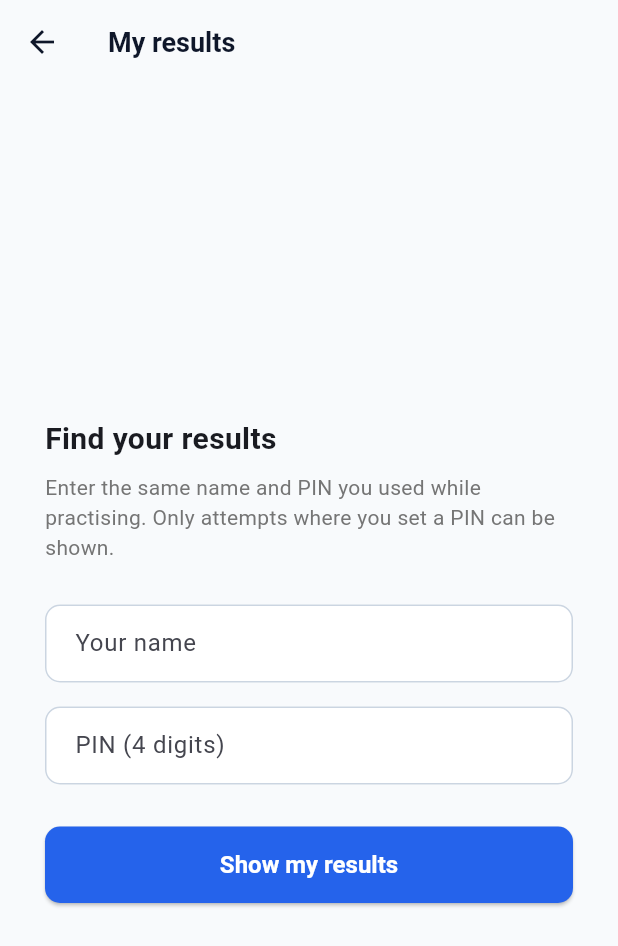
After one commit to iwozere/e-dictation, a Flutter app: the screen it shows after launch, after a tap on "Student? See your results", on a phone screen of 412 x 824 dp. The commit adds this screen. Shown: the top 946 px of the screen. Run offline on Flutter 3.47's test engine with Material 3 defaults, Android fonts, the phone set to English and light mode, and no system bars; our stand-ins replace flutter_riverpod, go_router, image_picker, just_audio, shared_preferences, supabase_flutter; accounts and stored records are empty; statements that could not run were skipped.

Commit message:
Student history and teacher dashboard

```diff
--- a/lib/core/router/app_router.dart
+++ b/lib/core/router/app_router.dart
@@ -13,6 +13,8 @@ import '../../features/dictations/presentation/screens/edit_dictation_screen.dar
 import '../../features/dictations/presentation/screens/dictation_detail_screen.dart';
 import '../../features/dictations/presentation/screens/teacher_dashboard_screen.dart';
 import '../../features/attempts/presentation/screens/results_screen.dart';
+import '../../features/attempts/presentation/screens/results_overview_screen.dart';
+import '../../features/attempts/presentation/screens/student_history_screen.dart';
 import '../../features/player/presentation/screens/player_screen.dart';
 import '../../shared/widgets/teacher_shell.dart';
 
@@ -28,6 +30,12 @@ abstract final class AppRoute {
   static const dictationDetail = '/teacher/dictations/:id';
   static const classes = '/teacher/classes';
   static const createClass = '/teacher/classes/new';
+
+  /// Teacher-wide results overview across all dictations.
+  static const resultsOverview = '/teacher/results';
+
+  /// Public student history — review own past attempts via name + PIN.
+  static const studentHistory = '/history';
 
   /// Public player route — opened by students via share link.
   static const playerByCode = '/d/:code';
@@ -83,6 +91,7 @@ final appRouterProvider = Provider<GoRouter>((ref) {
       if (isLoading) return null;
 
       final isPublicRoute = path.startsWith('/d/') ||
+          path == AppRoute.studentHistory ||
           path == AppRoute.signIn ||
           path == AppRoute.signUp;
 
@@ -119,6 +128,14 @@ final appRouterProvider = Provider<GoRouter>((ref) {
           final code = state.pathParameters['code']!;
           return PlayerScreen(shareCode: code);
         },
+      ),
+
+      // ------------------------------------------------------------------
+      // Public student history (review own attempts via name + PIN)
+      // ------------------------------------------------------------------
+      GoRoute(
+        path: AppRoute.studentHistory,
+        builder: (_, _) => const StudentHistoryScreen(),
       ),
 
       // ------------------------------------------------------------------
@@ -173,6 +190,12 @@ final appRouterProvider = Provider<GoRouter>((ref) {
             ],
           ),
 
+          // ---- Results overview (no own tab; reached from dashboard) ----
+          GoRoute(
+            path: AppRoute.resultsOverview,
+            builder: (_, _) => const ResultsOverviewScreen(),
+          ),
+
           // ---- Classes tab ----
           GoRoute(
             path: AppRoute.classes,
--- a/lib/features/attempts/data/attempts_repository.dart
+++ b/lib/features/attempts/data/attempts_repository.dart
@@ -74,4 +74,56 @@ class AttemptsRepository {
       return (null, AttemptLoadFailed());
     }
   }
+
+  /// Fetches every attempt across all dictations owned by [ownerId], newest
+  /// first, with the dictation title embedded.
+  ///
+  /// RLS ("attempts: dictation owner read") restricts the result to the
+  /// teacher's own dictations; the `!inner` join additionally drops any
+  /// orphaned rows. Powers the teacher-wide results overview.
+  Future<(List<Attempt>?, AttemptFailure?)> listAllAttempts(
+      String ownerId) async {
+    try {
+      final rows = await _client
+          .from('attempts')
+          .select('*, dictations!inner(id, title, owner_id)')
+          .eq('dictations.owner_id', ownerId)
+          .order('completed_at', ascending: false) as List<dynamic>;
+
+      final attempts = rows
+          .map((r) => Attempt.fromJson(r as Map<String, dynamic>))
+          .toList();
+      return (attempts, null);
+    } catch (e) {
+      _log.severe('Failed to list all attempts for owner $ownerId', e);
+      return (null, AttemptLoadFailed());
+    }
+  }
+
+  /// Fetches a student's own attempt history by [studentName] + [pinHash].
+  ///
+  /// Calls the `get_student_attempts` SECURITY DEFINER RPC, which matches on
+  /// name + PIN hash and returns each attempt with its dictation title and
+  /// sentences. This is the only reliable lookup for anonymous students,
+  /// whose `auth.uid()` is not stable across sessions/devices.
+  Future<(List<Attempt>?, AttemptFailure?)> listStudentAttempts({
+    required String studentName,
+    required String pinHash,
+  }) async {
+    try {
+      final result = await _client.rpc(
+        'get_student_attempts',
+        params: {'p_name': studentName, 'p_pin_hash': pinHash},
+      );
+
+      final rows = (result as List<dynamic>?) ?? const [];
+      final attempts = rows
+          .map((r) => Attempt.fromJson(r as Map<String, dynamic>))
+          .toList();
+      return (attempts, null);
+    } catch (e) {
+      _log.severe('Failed to load history for student $studentName', e);
+      return (null, AttemptLoadFailed());
+    }
+  }
 }
--- a/lib/features/attempts/presentation/providers/attempts_provider.dart
+++ b/lib/features/attempts/presentation/providers/attempts_provider.dart
@@ -1,6 +1,7 @@
 import 'package:flutter_riverpod/flutter_riverpod.dart';
 
 import '../../../../shared/providers/supabase_provider.dart';
+import '../../../auth/presentation/providers/auth_provider.dart';
 import '../../data/attempts_repository.dart';
 import '../../domain/attempt.dart';
 
@@ -20,3 +21,34 @@ final dictationAttemptsProvider =
   if (failure != null) throw failure;
   return attempts ?? [];
 });
+
+/// Fetches every attempt across all of the current teacher's dictations
+/// (teacher-wide overview). Empty when not signed in.
+final allAttemptsProvider =
+    FutureProvider.autoDispose<List<Attempt>>((ref) async {
+  final user = ref.watch(currentUserProvider);
+  if (user == null) return [];
+
+  final (attempts, failure) =
+      await ref.read(attemptsRepositoryProvider).listAllAttempts(user.id);
+
+  if (failure != null) throw failure;
+  return attempts ?? [];
+});
+
+/// Argument bundle for [studentAttemptsProvider]; record equality lets
+/// Riverpod cache per (name, pinHash) pair.
+typedef StudentHistoryQuery = ({String name, String pinHash});
+
+/// Fetches a student's own attempt history by name + PIN hash.
+final studentAttemptsProvider = FutureProvider.autoDispose
+    .family<List<Attempt>, StudentHistoryQuery>((ref, query) async {
+  final (attempts, failure) =
+      await ref.read(attemptsRepositoryProvider).listStudentAttempts(
+            studentName: query.name,
+            pinHash: query.pinHash,
+          );
+
+  if (failure != null) throw failure;
+  return attempts ?? [];
+});
--- /dev/null
+++ b/lib/features/attempts/presentation/screens/student_history_screen.dart
@@ -0,0 +1,264 @@
+import 'package:flutter/material.dart';
+import 'package:flutter/services.dart';
+import 'package:flutter_riverpod/flutter_riverpod.dart';
+import 'package:intl/intl.dart';
+import 'package:shared_preferences/shared_preferences.dart';
+
+import '../../../../core/theme/app_theme.dart';
+import '../../../../core/utils/pin_hash.dart';
+import '../../../../shared/widgets/empty_state.dart';
+import '../../../../shared/widgets/error_view.dart';
+import '../../domain/attempt.dart';
+import '../providers/attempts_provider.dart';
+import '../widgets/attempt_breakdown.dart';
+
+/// Lets a student review their own past attempts by identifying with the
+/// name + PIN they used while practising. Because students play
+/// anonymously (no stable auth UID), name + PIN is the only durable key —
+/// only students who set a PIN can retrieve their history.
+class StudentHistoryScreen extends ConsumerStatefulWidget {
+  const StudentHistoryScreen({super.key});
+
+  @override
+  ConsumerState<StudentHistoryScreen> createState() =>
+      _StudentHistoryScreenState();
+}
+
+class _StudentHistoryScreenState extends ConsumerState<StudentHistoryScreen> {
+  StudentHistoryQuery? _query;
+
+  @override
+  void initState() {
+    super.initState();
+    _tryPrefillFromPrefs();
+  }
+
+  /// If this device already practised with a name + PIN, load history
+  /// straight away without re-prompting.
+  Future<void> _tryPrefillFromPrefs() async {
+    final prefs = await SharedPreferences.getInstance();
+    final name = prefs.getString('student_name');
+    final pinHash = prefs.getString('student_pin_hash');
+    if (!mounted) return;
+    if (name != null && name.isNotEmpty && pinHash != null) {
+      setState(() => _query = (name: name, pinHash: pinHash));
+    }
+  }
+
+  @override
+  Widget build(BuildContext context) {
+    return Scaffold(
+      appBar: AppBar(
+        title: const Text('My results'),
+        actions: [
+          if (_query != null)
+            IconButton(
+              icon: const Icon(Icons.person_outline),
+              tooltip: 'Use a different name',
+              onPressed: () => setState(() => _query = null),
+            ),
+        ],
+      ),
+      body: _query == null
+          ? _IdentityForm(onSubmit: (q) => setState(() => _query = q))
+          : _HistoryList(query: _query!),
+    );
+  }
+}
+
+// ---------------------------------------------------------------------------
+// Identity form
+// ---------------------------------------------------------------------------
+
+class _IdentityForm extends StatefulWidget {
+  const _IdentityForm({required this.onSubmit});
+  final void Function(StudentHistoryQuery query) onSubmit;
+
+  @override
+  State<_IdentityForm> createState() => _IdentityFormState();
+}
+
+class _IdentityFormState extends State<_IdentityForm> {
+  final _nameCtrl = TextEditingController();
+  final _pinCtrl = TextEditingController();
+  String? _error;
+
+  @override
+  void dispose() {
+    _nameCtrl.dispose();
+    _pinCtrl.dispose();
+    super.dispose();
+  }
+
+  void _submit() {
+    final name = _nameCtrl.text.trim();
+    final pin = _pinCtrl.text.trim();
+    if (name.isEmpty || pin.length < 4) {
+      setState(() => _error = 'Enter your name and 4-digit PIN.');
+      return;
+    }
+    widget.onSubmit((name: name, pinHash: hashPin(pin)));
+  }
+
+  @override
+  Widget build(BuildContext context) {
+    return Center(
+      child: ConstrainedBox(
+        constraints: const BoxConstraints(maxWidth: 400),
+        child: Padding(
+          padding: const EdgeInsets.all(24),
+          child: Column(
+            mainAxisSize: MainAxisSize.min,
+            crossAxisAlignment: CrossAxisAlignment.stretch,
+            children: [
+              const Text(
+                'Find your results',
+                style: TextStyle(fontSize: 20, fontWeight: FontWeight.w700),
+              ),
+              const SizedBox(height: 8),
+              Text(
+                'Enter the same name and PIN you used while practising. '
+                'Only attempts where you set a PIN can be shown.',
+                style: TextStyle(color: Colors.grey[600], fontSize: 14),
+              ),
+              const SizedBox(height: 28),
+              TextField(
+                controller: _nameCtrl,
+                decoration: const InputDecoration(
+                  labelText: 'Your name',
+                  border: OutlineInputBorder(),
+                ),
+                textCapitalization: TextCapitalization.words,
+                textInputAction: TextInputAction.next,
+              ),
+              const SizedBox(height: 16),
+              TextField(
+                controller: _pinCtrl,
+                decoration: const InputDecoration(
+                  labelText: 'PIN (4 digits)',
+                  border: OutlineInputBorder(),
+                  counterText: '',
+                ),
+                keyboardType: TextInputType.number,
+                inputFormatters: [FilteringTextInputFormatter.digitsOnly],
+                maxLength: 4,
+                obscureText: true,
+                textInputAction: TextInputAction.done,
+                onSubmitted: (_) => _submit(),
+              ),
+              if (_error != null) ...[
+                const SizedBox(height: 12),
+                Text(_error!,
+                    style: const TextStyle(color: AppColors.error, fontSize: 13)),
+              ],
+              const SizedBox(height: 28),
+              ElevatedButton(
+                onPressed: _submit,
+                style: ElevatedButton.styleFrom(
+                  padding: const EdgeInsets.symmetric(vertical: 16),
+                  minimumSize: const Size(double.infinity, 50),
+                ),
+                child: const Text('Show my results',
+                    style: TextStyle(fontSize: 16)),
+              ),
+            ],
+          ),
+        ),
+      ),
+    );
+  }
+}
+
+// ---------------------------------------------------------------------------
+// History list
+// ---------------------------------------------------------------------------
+
+class _HistoryList extends ConsumerWidget {
+  const _HistoryList({required this.query});
+  final StudentHistoryQuery query;
+
+  @override
+  Widget build(BuildContext context, WidgetRef ref) {
+    final attemptsAsync = ref.watch(studentAttemptsProvider(query));
+
+    return attemptsAsync.when(
+      loading: () => const Center(child: CircularProgressIndicator()),
+      error: (e, _) => ErrorView(
+        message: 'Could not load your results.',
+        onRetry: () => ref.invalidate(studentAttemptsProvider(query)),
+      ),
+      data: (attempts) {
+        if (attempts.isEmpty) {
+          return const EmptyState(
+            icon: Icons.history,
+            title: 'No results found',
+            subtitle: 'We could not find attempts for that name and PIN. '
+                'Check the spelling and PIN, then try again.',
+          );
+        }
+        return RefreshIndicator(
+          onRefresh: () async =>
+              ref.invalidate(studentAttemptsProvider(query)),
+          child: ListView.builder(
+            padding: const EdgeInsets.all(16),
+            itemCount: attempts.length,
+            itemBuilder: (_, i) => _HistoryTile(attempt: attempts[i]),
+          ),
+        );
+      },
+    );
+  }
+}
+
+class _HistoryTile extends StatelessWidget {
+  const _HistoryTile({required this.attempt});
+  final Attempt attempt;
+
+  @override
+  Widget build(BuildContext context) {
+    final color = _scoreColor(attempt.scoreCorrect, attempt.scoreTotal);
+    final date =
+        DateFormat('d MMM yyyy · HH:mm').format(attempt.completedAt.toLocal());
+
+    return Card(
+      margin: const EdgeInsets.only(bottom: 10),
+      child: ExpansionTile(
+        leading: CircleAvatar(
+          backgroundColor: color.withValues(alpha: 0.12),
+          child: Text(
+            '${attempt.scoreCorrect}/${attempt.scoreTotal}',
+            style: TextStyle(
+                fontSize: 11, fontWeight: FontWeight.w700, color: color),
+          ),
+        ),
+        title: Text(
+          attempt.dictationTitle ?? 'Dictation',
+          style: const TextStyle(fontWeight: FontWeight.w600),
+          maxLines: 1,
+          overflow: TextOverflow.ellipsis,
+        ),
+        subtitle: Text(date,
+            style: TextStyle(fontSize: 12, color: Colors.grey[600])),
+        children: [
+          const Divider(height: 1),
+          if (attempt.sentences.isEmpty)
+            const Padding(
+              padding: EdgeInsets.all(16),
+              child: Text('Sentence details are not available.',
+                  style: TextStyle(color: Colors.grey)),
+            )
+          else
+            AttemptBreakdown(attempt: attempt, sentences: attempt.sentences),
+        ],
+      ),
+    );
+  }
+}
+
+Color _scoreColor(int correct, int total) {
+  if (total == 0) return Colors.grey;
+  final ratio = correct / total;
+  if (ratio == 1.0) return AppColors.success;
+  if (ratio >= 0.6) return AppColors.warning;
+  return AppColors.error;
+}
--- a/lib/features/auth/presentation/screens/sign_in_screen.dart
+++ b/lib/features/auth/presentation/screens/sign_in_screen.dart
@@ -174,6 +174,15 @@ class _SignInScreenState extends ConsumerState<SignInScreen> {
                           ),
                         ],
                       ),
+                      const Divider(height: 32),
+                      Center(
+                        child: TextButton.icon(
+                          onPressed: () =>
+                              context.push(AppRoute.studentHistory),
+                          icon: const Icon(Icons.history, size: 18),
+                          label: const Text('Student? See your results'),
+                        ),
+                      ),
                     ],
                   ),
                 ),
--- a/lib/features/dictations/presentation/screens/teacher_dashboard_screen.dart
+++ b/lib/features/dictations/presentation/screens/teacher_dashboard_screen.dart
@@ -57,6 +57,11 @@ class _TeacherDashboardScreenState extends ConsumerState<TeacherDashboardScreen>
       appBar: AppBar(
         title: const Text('My Dictations'),
         actions: [
+          IconButton(
+            icon: const Icon(Icons.assessment_outlined),
+            tooltip: 'All results',
+            onPressed: () => context.go(AppRoute.resultsOverview),
+          ),
           if (user != null)
             Padding(
               padding: const EdgeInsets.only(right: 8),
```
Also changed, not shown: lib/features/attempts/domain/attempt.dart (+30 -0 lines), lib/features/attempts/presentation/screens/results_overview_screen.dart (added, +168 -0 lines), lib/features/attempts/presentation/screens/results_screen.dart (+2 -63 lines), lib/features/attempts/presentation/widgets/attempt_breakdown.dart (added, +86 -0 lines), lib/features/player/presentation/screens/player_screen.dart (+8 -0 lines), 1 other file.
